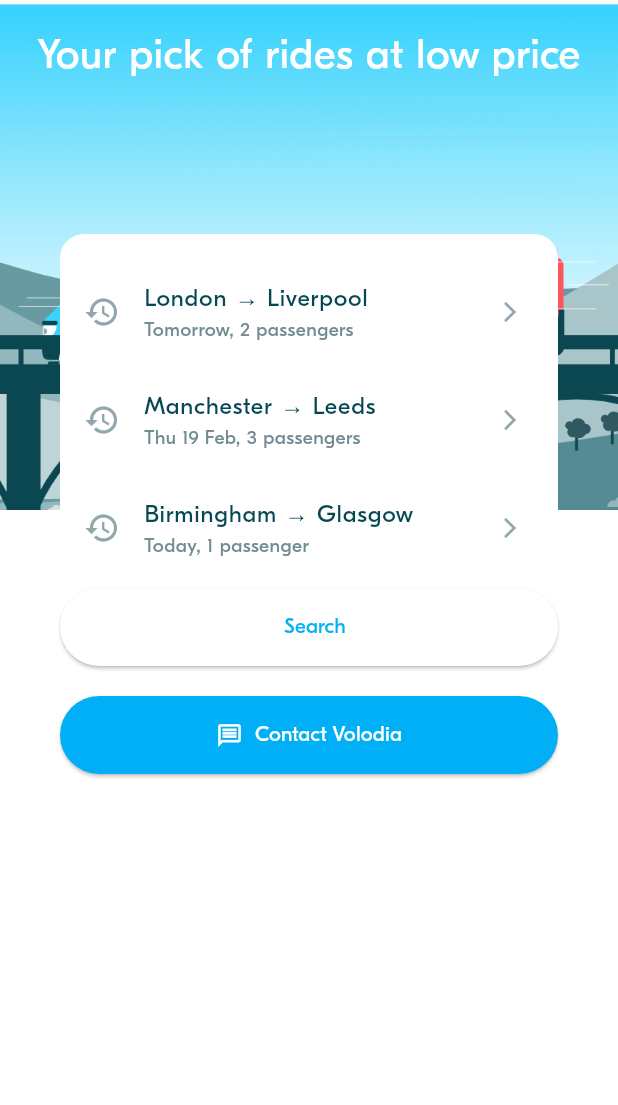
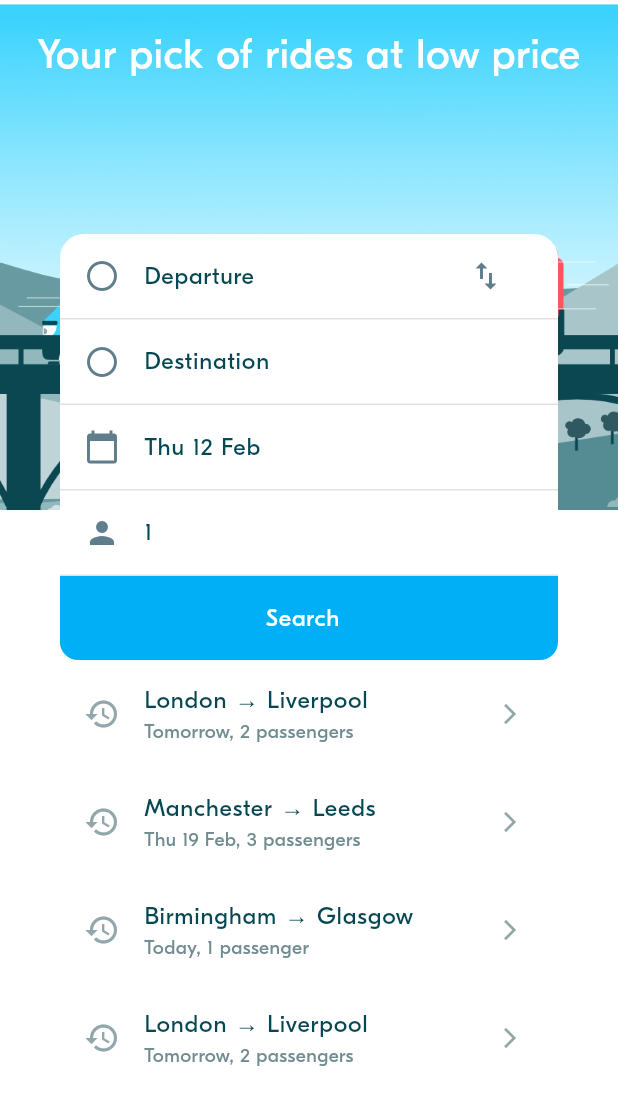
Before and after one commit to shinjikhun73/Blabla_App, a Flutter app: the screen it shows after launch, on a phone screen of 412 x 824 dp. Shown: the top 1105 px of the screen. Run offline on Flutter 3.47's test engine with Material 3 defaults, Android fonts, the phone set to English and light mode, and no system bars; project files that could hold a hidden picture were left out.

Commit message:
BLA-003 – Implement Form

```diff
--- a/lib/screens/ride_pref/ride_pref_screen.dart
+++ b/lib/screens/ride_pref/ride_pref_screen.dart
@@ -3,7 +3,7 @@ import 'package:flutter/material.dart';
 import '../../model/ride_pref/ride_pref.dart';
 import '../../services/ride_prefs_service.dart';
 import '../../theme/theme.dart';
-import '../../widgets/actions/bla_button.dart';
+// import '../../widgets/actions/bla_button.dart';
 import 'widgets/ride_pref_form.dart';
 import 'widgets/ride_pref_history_tile.dart';
 
@@ -63,11 +63,11 @@ class _RidePrefScreenState extends State<RidePrefScreen> {
             children: [
               // 2.1 Display the Form to input the ride preferences
               RidePrefForm(initRidePref: RidePrefService.currentRidePref),
-              SizedBox(height: BlaSpacings.m),
+              // SizedBox(height: BlaSpacings.m),
 
               // 2.2 Optionally display the history of past preferences
               SizedBox(
-                height: 200, // Set a fixed height
+                height: 300, // Set a fixed height
                 child: ListView.builder(
                   shrinkWrap: true, // Fix ListView height issue
                   physics: AlwaysScrollableScrollPhysics(),
@@ -80,23 +80,6 @@ class _RidePrefScreenState extends State<RidePrefScreen> {
                   ),
                 ),
               ),
-
-              SizedBox(height: 20),
-
-              BlaButton(
-                label: 'Search',
-                onPressed: () => print('pressed search'),
-                isPrimary: false,
-              ),
-
-              SizedBox(height: 20),
-
-              BlaButton(
-                label: 'Contact Volodia',
-                icon: Icons.message_outlined,
-                isPrimary: true,
-                onPressed: () => print('pressed contact'),
-              ),
             ],
           ),
         ),
--- a/lib/screens/ride_pref/widgets/ride_pref_form.dart
+++ b/lib/screens/ride_pref/widgets/ride_pref_form.dart
@@ -2,6 +2,10 @@ import 'package:flutter/material.dart';
 
 import '../../../model/ride/locations.dart';
 import '../../../model/ride_pref/ride_pref.dart';
+import '../../../theme/theme.dart';
+import '../../../widgets/display/bla_divider.dart';
+import 'package:intl/intl.dart';
+import '../../../widgets/inputs/location_input_tile.dart';
 
 ///
 /// A Ride Preference From is a view to select:
@@ -15,8 +19,9 @@ import '../../../model/ride_pref/ride_pref.dart';
 class RidePrefForm extends StatefulWidget {
   // The form can be created with an optional initial RidePref.
   final RidePref? initRidePref;
+  final bool showHistory;
 
-  const RidePrefForm({super.key, this.initRidePref});
+  const RidePrefForm({super.key, this.initRidePref, this.showHistory = true});
 
   @override
   State<RidePrefForm> createState() => _RidePrefFormState();
@@ -24,11 +29,9 @@ class RidePrefForm extends StatefulWidget {
 
 class _RidePrefFormState extends State<RidePrefForm> {
   Location? departure;
-  late DateTime departureDate;
+  DateTime departureDate = DateTime.now();
   Location? arrival;
-  late int requestedSeats;
-
-
+  int requestedSeats = 1;
 
   // ----------------------------------
   // Initialize the Form attributes
@@ -37,18 +40,116 @@ class _RidePrefFormState extends State<RidePrefForm> {
   @override
   void initState() {
     super.initState();
-    // TODO
+    departure = widget.initRidePref?.departure;
+    arrival = widget.initRidePref?.arrival;
+    departureDate = widget.initRidePref?.departureDate ?? DateTime.now();
+    requestedSeats = widget.initRidePref?.requestedSeats ?? 1;
   }
 
   // ----------------------------------
   // Handle events
   // ----------------------------------
+  void _onSelectDeparture() {
+    //todo
+  }
 
+  void _onSelectArrival() {
+    //todo
+  }
+
+  void _onSelectDate() {
+    //todo
+  }
+
+  void _onSelectTravelers() {
+    //todo
+  }
+
+  void _onSwapLocations() {
+    setState(() {
+      final swap = departure;
+      departure = arrival;
+      arrival = swap;
+    });
+  }
+
+  void _onSearch() {
+    if (departure != null && arrival != null) {
+      debugPrint("Search tapped with valid form");
+      // TODO: return RidePref
+    } else {
+      debugPrint("Form incomplete");
+    }
+  }
 
   // ----------------------------------
   // Compute the widgets rendering
   // ----------------------------------
+  Widget _buildDepartureTile() {
+    return LocationInputTile(
+      placeholder: "Departure",
+      value: departure,
+      onTap: _onSelectDeparture,
+      trailing: IconButton(
+        icon: const Icon(Icons.swap_vert, color: Colors.blueGrey),
+        onPressed: _onSwapLocations,
+      ),
+    );
+  }
 
+  Widget _buildArrivalTile() {
+    return LocationInputTile(
+      placeholder: "Destination",
+      value: arrival,
+      onTap: _onSelectArrival,
+    );
+  }
+
+  Widget _buildDateTile() {
+    final dateFormat = DateFormat('EEE d MMM').format(departureDate);
+
+    return ListTile(
+      tileColor: BlaColors.textLight,
+      title: Text(
+        dateFormat,
+        style: BlaTextStyles.body.copyWith(color: BlaColors.textNormal),
+      ),
+      leading: const Icon(Icons.calendar_today, color: Colors.blueGrey),
+      onTap: _onSelectDate,
+    );
+  }
+
+  Widget _buildTravelersTile() {
+    return ListTile(
+      tileColor: BlaColors.textLight,
+      title: Text(
+        "$requestedSeats",
+        style: BlaTextStyles.body.copyWith(color: BlaColors.textNormal),
+      ),
+      leading: const Icon(Icons.person, color: Colors.blueGrey),
+      onTap: _onSelectTravelers,
+    );
+  }
+
+  Widget _buildSearchTile() {
+    return Container(
+      decoration: const BoxDecoration(
+        color: Color(0xFF00aff5),
+        borderRadius: BorderRadius.only(
+          bottomLeft: Radius.circular(12),
+          bottomRight: Radius.circular(12),
+        ),
+      ),
+      child: ListTile(
+        title: Text(
+          "Search",
+          style: BlaTextStyles.body.copyWith(color: Colors.white),
+          textAlign: TextAlign.center,
+        ),
+        onTap: _onSearch,
+      ),
+    );
+  }
 
   // ----------------------------------
   // Build the widgets
@@ -56,10 +157,19 @@ class _RidePrefFormState extends State<RidePrefForm> {
   @override
   Widget build(BuildContext context) {
     return Column(
-        mainAxisAlignment: MainAxisAlignment.start,
-        crossAxisAlignment: CrossAxisAlignment.stretch,
-        children: [
-
-        ]);
+      mainAxisAlignment: MainAxisAlignment.start,
+      crossAxisAlignment: CrossAxisAlignment.stretch,
+      children: [
+        _buildDepartureTile(),
+        const BlaDivider(),
+        _buildArrivalTile(),
+        const BlaDivider(),
+        _buildDateTile(),
+        const BlaDivider(),
+        _buildTravelersTile(),
+        const BlaDivider(),
+        _buildSearchTile(),
+      ],
+    );
   }
 }
--- /dev/null
+++ b/lib/widgets/inputs/location_input_tile.dart
@@ -0,0 +1,33 @@
+import 'package:flutter/material.dart';
+
+import '../../../model/ride/locations.dart';
+import '../../../theme/theme.dart';
+
+class LocationInputTile extends StatelessWidget {
+  final String placeholder;
+  final Location? value;
+  final VoidCallback onTap;
+  final Widget? trailing;
+
+  const LocationInputTile({
+    super.key,
+    required this.placeholder,
+    required this.value,
+    required this.onTap,
+    this.trailing,
+  });
+
+  @override
+  Widget build(BuildContext context) {
+    return ListTile(
+      tileColor: BlaColors.textLight,
+      title: Text(
+        value?.name ?? placeholder,
+        style: BlaTextStyles.body.copyWith(color: BlaColors.textNormal),
+      ),
+      leading: const Icon(Icons.circle_outlined, color: Colors.blueGrey),
+      trailing: trailing,
+      onTap: onTap,
+    );
+  }
+}
```
